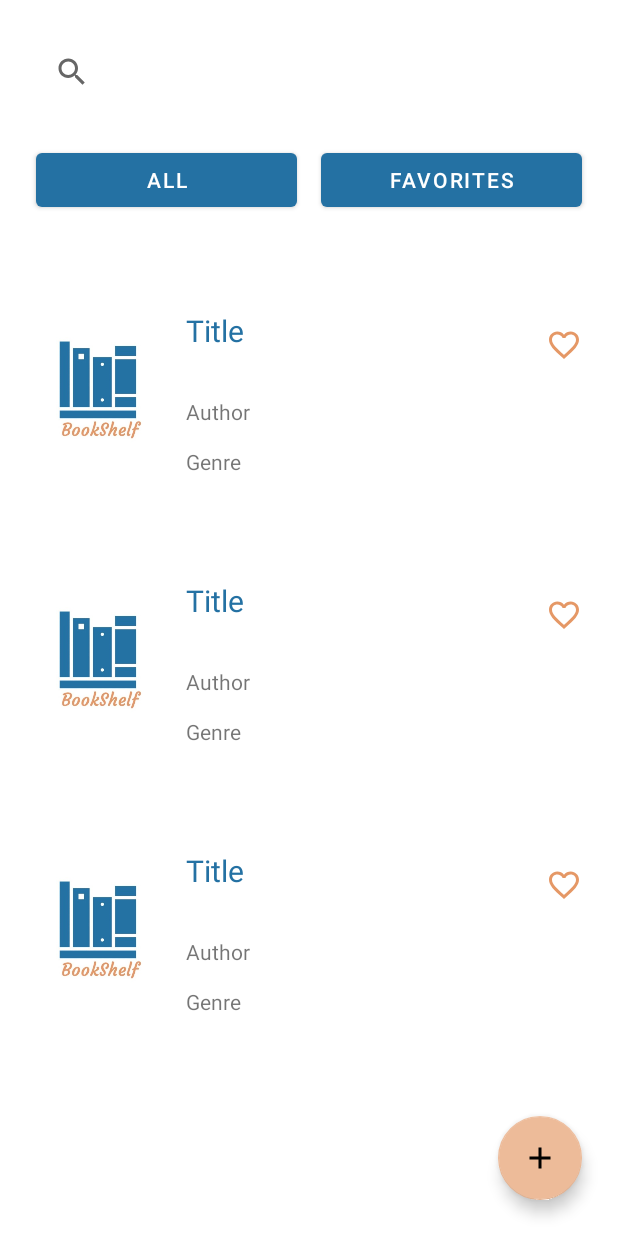
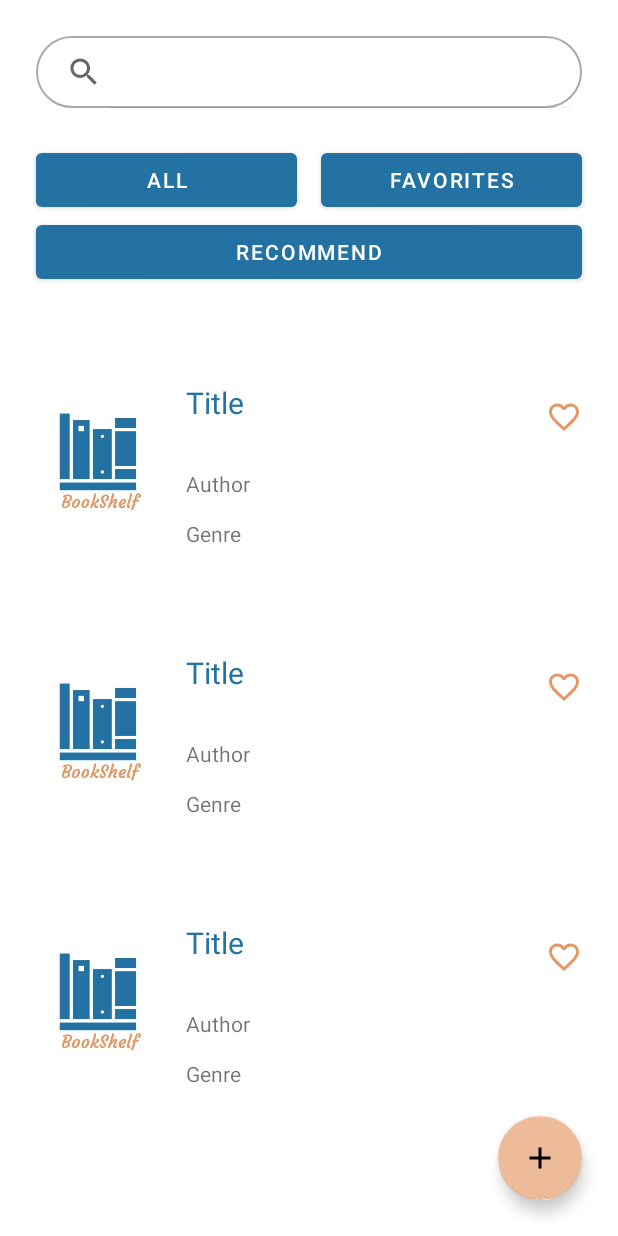
Before and after one commit to FranciskaNemeth/BookShelf, an Android app: the layout main_screen.xml on its own in the app's theme, with its tools: preview values and no code run, on a phone screen of 412 x 824 dp. Run offline under Robolectric (Android 15) with nearby library versions, the phone set to English and light mode, and no system bars.

Commit message:
added recommend button to main screen edited searchview's appearance

```diff
--- /dev/null
+++ b/app/src/main/res/drawable/searchview_appearance.xml
@@ -0,0 +1,9 @@
+<?xml version="1.0" encoding="utf-8"?>
+<shape
+    xmlns:android="http://schemas.android.com/apk/res/android"
+    android:shape="rectangle">
+    <solid android:color="@color/white"/>
+    <stroke android:width="1dp"
+    android:color="@android:color/darker_gray"/>
+    <corners android:radius="50dp" />
+</shape>
--- a/app/src/main/res/layout/main_screen.xml
+++ b/app/src/main/res/layout/main_screen.xml
@@ -15,7 +15,12 @@
         app:layout_constraintEnd_toEndOf="parent"
         app:layout_constraintHorizontal_bias="1.0"
         app:layout_constraintStart_toStartOf="parent"
-        app:layout_constraintTop_toTopOf="parent" />
+        app:layout_constraintTop_toTopOf="parent"
+        app:iconifiedByDefault="false"
+        android:queryHint="Search"
+        android:layout_centerHorizontal="true"
+        android:background="@drawable/searchview_appearance"
+        android:queryBackground="@android:color/transparent" />
 
     <Button
         android:id="@+id/buttonAll"
@@ -40,6 +45,18 @@
         app:layout_constraintEnd_toEndOf="parent"
         app:layout_constraintStart_toEndOf="@+id/buttonAll" />
 
+    <Button
+        android:id="@+id/buttonRecommend"
+        android:layout_width="0dp"
+        android:layout_height="wrap_content"
+        android:layout_marginStart="@dimen/global_margin24"
+        android:layout_marginEnd="@dimen/global_margin24"
+        android:text="@string/recommend"
+        app:layout_constraintStart_toStartOf="parent"
+        app:layout_constraintEnd_toEndOf="parent"
+        app:layout_constraintTop_toBottomOf="@+id/buttonFavorites"
+        app:layout_constraintBottom_toTopOf="@id/recyclerView"/>
+
     <androidx.recyclerview.widget.RecyclerView
         android:id="@+id/recyclerView"
         android:layout_width="0dp"
@@ -50,7 +67,7 @@
         app:layout_constraintBottom_toBottomOf="parent"
         app:layout_constraintEnd_toEndOf="parent"
         app:layout_constraintStart_toStartOf="parent"
-        app:layout_constraintTop_toBottomOf="@+id/buttonAll"
+        app:layout_constraintTop_toBottomOf="@+id/buttonRecommend"
         />
 
     <com.google.android.material.floatingactionbutton.FloatingActionButton
--- a/app/src/main/res/values/strings.xml
+++ b/app/src/main/res/values/strings.xml
@@ -19,4 +19,5 @@
     <string name="save">Save</string>
     <!-- TODO: Remove or change this placeholder text -->
     <string name="hello_blank_fragment">Hello blank fragment</string>
+    <string name="recommend">Recommend</string>
 </resources>
```
